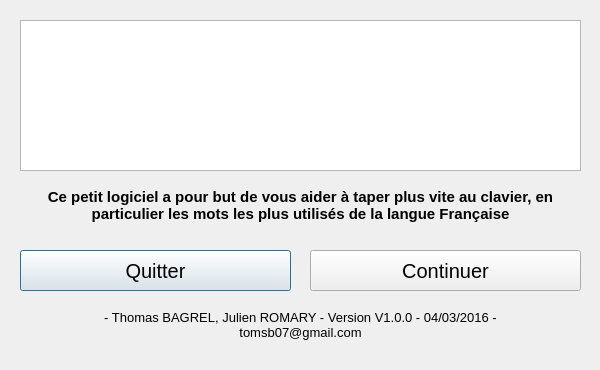
Above: code/client/_sources_ui/FenetreBVN/fenetrebvn.ui from tbagrel1/i_gotta_go_fast-client before the change. Below: the same form after it.
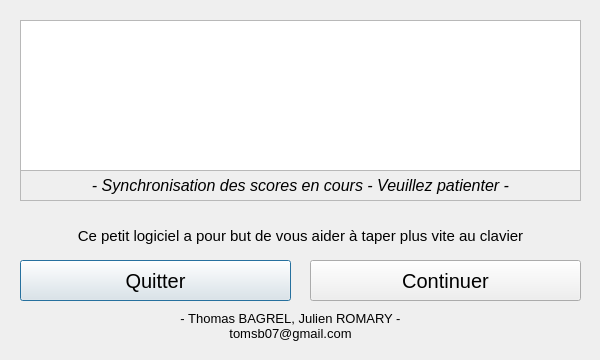
That is the form after the change.

The edit to the form file:
```diff
--- a/code/client/_sources_ui/FenetreBVN/fenetrebvn.ui
+++ b/code/client/_sources_ui/FenetreBVN/fenetrebvn.ui
@@ -7,7 +7,7 @@
     <x>0</x>
     <y>0</y>
     <width>600</width>
-    <height>370</height>
+    <height>360</height>
    </rect>
   </property>
   <property name="sizePolicy">
@@ -19,13 +19,13 @@
   <property name="minimumSize">
    <size>
     <width>600</width>
-    <height>370</height>
+    <height>360</height>
    </size>
   </property>
   <property name="maximumSize">
    <size>
     <width>600</width>
-    <height>370</height>
+    <height>360</height>
    </size>
   </property>
   <property name="windowTitle">
@@ -45,7 +45,7 @@
    <property name="geometry">
     <rect>
      <x>20</x>
-     <y>180</y>
+     <y>210</y>
      <width>561</width>
      <height>51</height>
     </rect>
@@ -53,12 +53,12 @@
    <property name="font">
     <font>
      <pointsize>11</pointsize>
-     <weight>75</weight>
-     <bold>true</bold>
+     <weight>50</weight>
+     <bold>false</bold>
     </font>
    </property>
    <property name="text">
-    <string>Ce petit logiciel a pour but de vous aider à taper plus vite au clavier, en particulier les mots les plus utilisés de la langue Française</string>
+    <string>Ce petit logiciel a pour but de vous aider à taper plus vite au clavier</string>
    </property>
    <property name="alignment">
     <set>Qt::AlignCenter</set>
@@ -70,8 +70,8 @@
   <widget class="QLabel" name="LabelCredits">
    <property name="geometry">
     <rect>
-     <x>20</x>
-     <y>309</y>
+     <x>10</x>
+     <y>310</y>
      <width>561</width>
      <height>31</height>
     </rect>
@@ -84,7 +84,7 @@
     </font>
    </property>
    <property name="text">
-    <string>- Thomas BAGREL, Julien ROMARY - Version V1.0.0 - 04/03/2016 -
+    <string>- Thomas BAGREL, Julien ROMARY -
 tomsb07@gmail.com</string>
    </property>
    <property name="alignment">
@@ -95,7 +95,7 @@
    <property name="geometry">
     <rect>
      <x>20</x>
-     <y>250</y>
+     <y>260</y>
      <width>271</width>
      <height>41</height>
     </rect>
@@ -113,7 +113,7 @@
    <property name="geometry">
     <rect>
      <x>310</x>
-     <y>250</y>
+     <y>260</y>
      <width>271</width>
      <height>41</height>
     </rect>
@@ -143,8 +143,8 @@
   <widget class="QLabel" name="LabelIcone_2">
    <property name="geometry">
     <rect>
-     <x>40</x>
-     <y>40</y>
+     <x>20</x>
+     <y>20</y>
      <width>561</width>
      <height>151</height>
     </rect>
@@ -153,6 +153,36 @@
     <string/>
    </property>
   </widget>
+  <widget class="QLabel" name="LabelEtat">
+   <property name="geometry">
+    <rect>
+     <x>20</x>
+     <y>170</y>
+     <width>561</width>
+     <height>31</height>
+    </rect>
+   </property>
+   <property name="font">
+    <font>
+     <pointsize>12</pointsize>
+     <weight>50</weight>
+     <italic>true</italic>
+     <bold>false</bold>
+    </font>
+   </property>
+   <property name="frameShape">
+    <enum>QFrame::StyledPanel</enum>
+   </property>
+   <property name="frameShadow">
+    <enum>QFrame::Plain</enum>
+   </property>
+   <property name="text">
+    <string>- Synchronisation des scores en cours - Veuillez patienter -</string>
+   </property>
+   <property name="alignment">
+    <set>Qt::AlignCenter</set>
+   </property>
+  </widget>
  </widget>
  <layoutdefault spacing="6" margin="11"/>
  <resources/>
```
